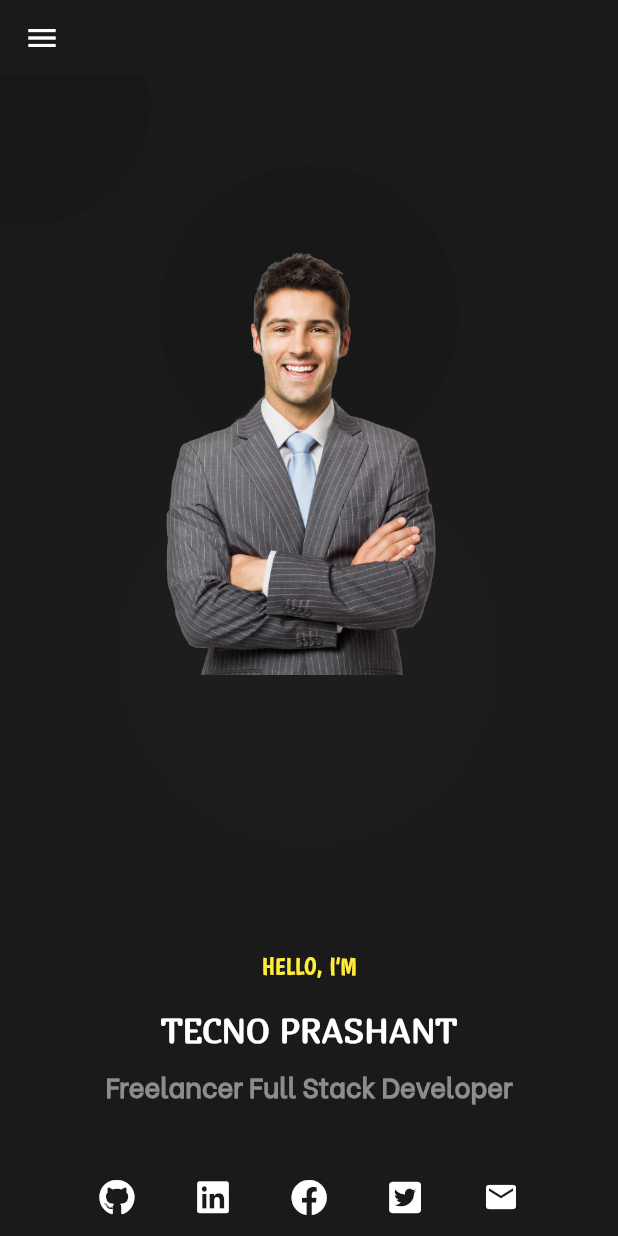
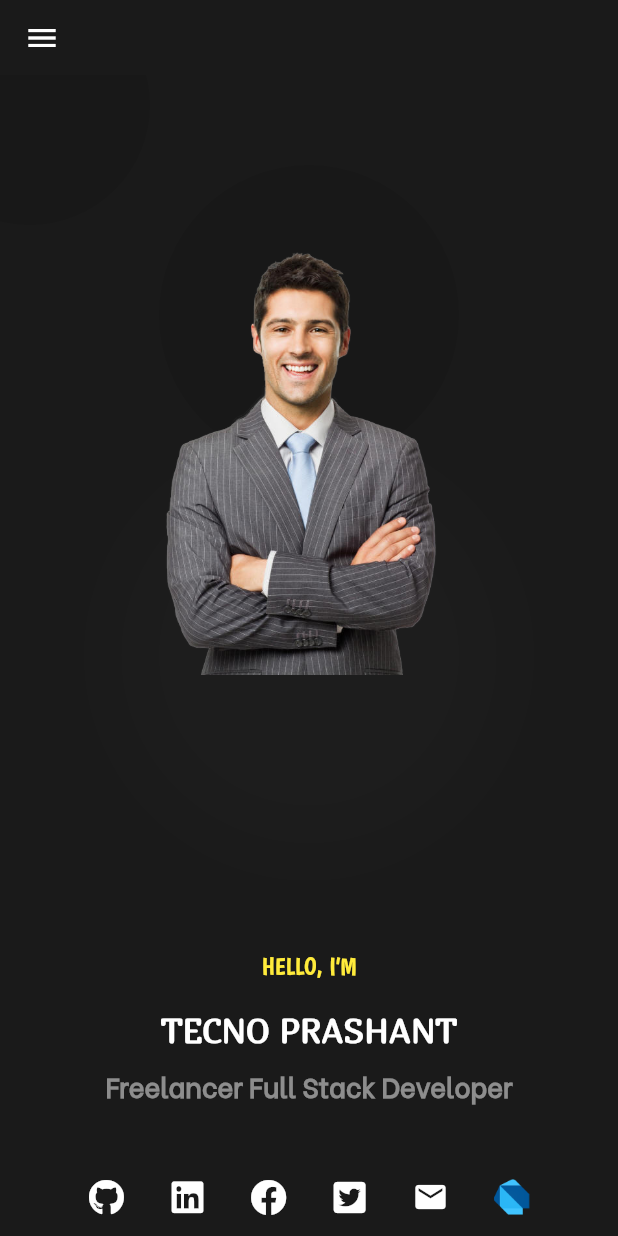
Before and after one commit to TechnoPrashant/FlutterWeb-Demo-FreelancerProfile, a Flutter app: the screen it shows after launch, on a phone screen of 412 x 824 dp. Run offline on Flutter 3.47's test engine with Material 2 defaults, Android fonts, the phone set to English and light mode, and no system bars; our stand-ins replace font_awesome_flutter; missing offline and left inert: dart:js, flutter_rounded_progress_bar.

Commit message:
added pub profile

```diff
--- a/lib/screen/page_home.dart
+++ b/lib/screen/page_home.dart
@@ -6,6 +6,9 @@ import 'package:flutter/material.dart';
 import 'package:font_awesome_flutter/font_awesome_flutter.dart';
 
 class PageHome extends StatelessWidget {
+  double iconSize=24;
+  double horizontalSpace=30;
+
   @override
   Widget build(BuildContext context) {
     return Container(
@@ -50,9 +53,10 @@ class PageHome extends StatelessWidget {
                 child: Icon(
                   FontAwesomeIcons.github,
                   color: Colors.white,
+                  size: iconSize,
                 ),
               ),
-              ConstUtils().widgetUtils.spaceHorizontal(40),
+              ConstUtils().widgetUtils.spaceHorizontal(horizontalSpace),
               InkWell(
                 onTap: () {
                   _launchURL(ConstUtils().stringUtils.linkLinkedIn);
@@ -60,9 +64,10 @@ class PageHome extends StatelessWidget {
                 child: Icon(
                   FontAwesomeIcons.linkedin,
                   color: Colors.white,
+                  size: iconSize,
                 ),
               ),
-              ConstUtils().widgetUtils.spaceHorizontal(40),
+              ConstUtils().widgetUtils.spaceHorizontal(horizontalSpace),
               InkWell(
                 onTap: () {
                   _launchURL(ConstUtils().stringUtils.linkFacebook);
@@ -70,9 +75,10 @@ class PageHome extends StatelessWidget {
                 child: Icon(
                   FontAwesomeIcons.facebook,
                   color: Colors.white,
+                  size: iconSize,
                 ),
               ),
-              ConstUtils().widgetUtils.spaceHorizontal(40),
+              ConstUtils().widgetUtils.spaceHorizontal(horizontalSpace),
               InkWell(
                 onTap: () {
                   _launchURL(ConstUtils().stringUtils.linkTwitter);
@@ -80,9 +86,10 @@ class PageHome extends StatelessWidget {
                 child: Icon(
                   FontAwesomeIcons.twitterSquare,
                   color: Colors.white,
+                  size: iconSize,
                 ),
               ),
-              ConstUtils().widgetUtils.spaceHorizontal(40),
+              ConstUtils().widgetUtils.spaceHorizontal(horizontalSpace),
               InkWell(
                 onTap: () {
                   _launchURL("contact@technoprashant.me");
@@ -90,7 +97,15 @@ class PageHome extends StatelessWidget {
                 child: Icon(
                   Icons.mail,
                   color: Colors.white,
+                  size: iconSize,
                 ),
+              ),
+              ConstUtils().widgetUtils.spaceHorizontal(horizontalSpace),
+              InkWell(
+                onTap: () {
+                  _launchURL("https://pub.dev/packages?q=publisher%3Atechnoprashant.me");
+                },
+                child: Image.asset(ConstUtils().stringUtils.ic_dart,height: iconSize,width: iconSize,)
               ),
             ],
           )
--- a/lib/utils/string_utils.dart
+++ b/lib/utils/string_utils.dart
@@ -51,4 +51,5 @@ class StringUtils {
   String imgIcon = 'images/icon.png';
   String imgProfile = 'images/home_profile.png';
   String imgProfileSmall = 'images/home_profile_small.png';
+  String ic_dart='images/ic_dart.png';
 }
--- a/pubspec.yaml
+++ b/pubspec.yaml
@@ -48,6 +48,7 @@ flutter:
     - images/home_profile.png
     - images/icon.png
     - images/home_profile_small.png
+    - images/ic_dart.png
   #  - images/a_dot_ham.jpeg
 
   # An image asset can refer to one or more resolution-specific "variants", see
```
Also changed, not shown: images/ic_dart.png (added), 2 other files.
